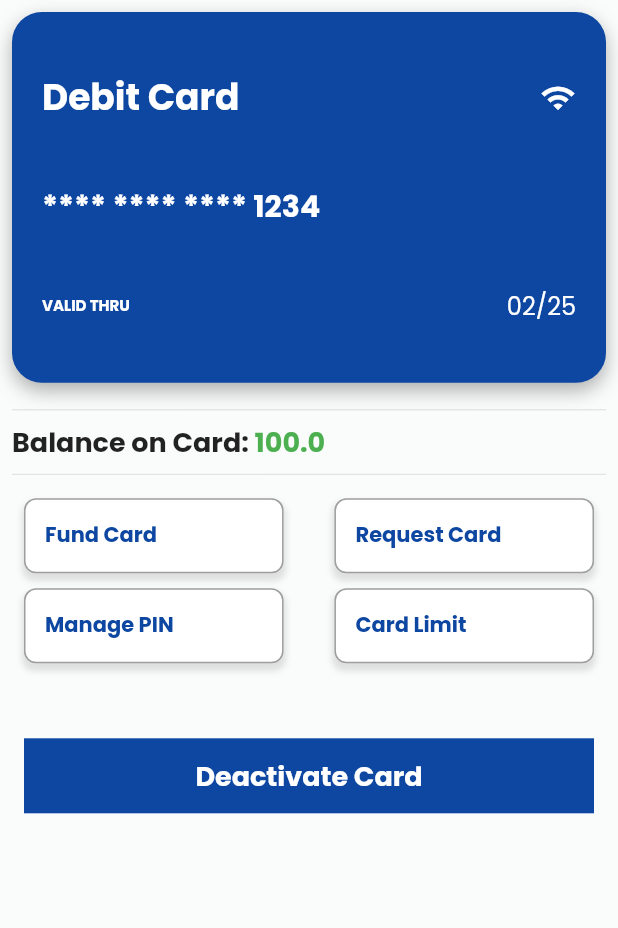
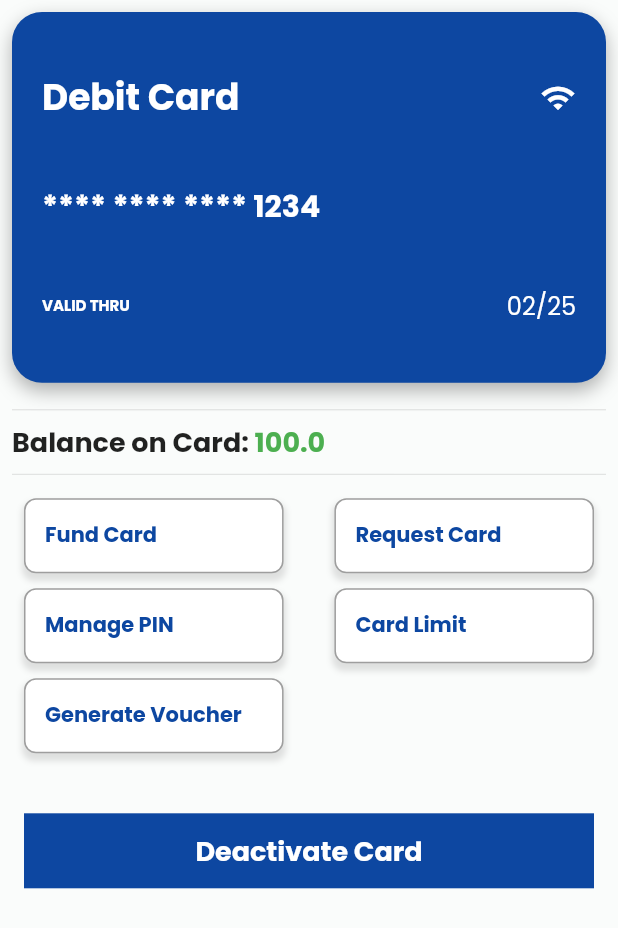
Before and after one commit to Cyber-Lord/faspay, a Flutter app: the CardPage screen opened directly, on a phone screen of 412 x 824 dp. Shown: the top 928 px of the screen. Run offline on Flutter 3.47's test engine with Material 2 defaults, Android fonts, the phone set to English and light mode, and no system bars; our stand-ins replace contacts_service, pdf, permission_handler, pin_code_text_field, printing, qr_flutter and 2 more; missing offline and left inert: qr_code_scanner; accounts and stored records are empty.

```diff
--- a/lib/pages/cardpage.dart
+++ b/lib/pages/cardpage.dart
@@ -302,6 +302,50 @@ class CardPage extends StatelessWidget {
                               SizedBox(
                                 height: 10,
                               ),
+                              Row(
+                                mainAxisAlignment:
+                                    MainAxisAlignment.spaceBetween,
+                                children: [
+                                  Container(
+                                    decoration: BoxDecoration(
+                                      border: Border.all(
+                                        color: Colors.grey,
+                                        width: 1,
+                                      ),
+                                      color: Colors.white,
+                                      borderRadius: BorderRadius.circular(8.0),
+                                      boxShadow: [
+                                        BoxShadow(
+                                          color: Colors.grey.withOpacity(0.3),
+                                          spreadRadius: 1,
+                                          blurRadius: 3,
+                                          offset: Offset(0, 4),
+                                        ),
+                                      ],
+                                    ),
+                                    height: 50,
+                                    width: MediaQuery.of(context).size.width *
+                                        0.42,
+                                    // color: Colors.blue.shade900,
+                                    child: GestureDetector(
+                                      onTap: () {
+                                        print("Voucher");
+                                      },
+                                      child: Padding(
+                                        padding: const EdgeInsets.all(13.0),
+                                        child: Text(
+                                          "Generate Voucher",
+                                          style: TextStyle(
+                                            fontSize: 14,
+                                            fontWeight: FontWeight.bold,
+                                            color: Colors.blue.shade900,
+                                          ),
+                                        ),
+                                      ),
+                                    ),
+                                  ),
+                                ],
+                              ),
                               SizedBox(
                                 height: 40,
                               ),
--- a/pubspec.yaml
+++ b/pubspec.yaml
@@ -47,6 +47,10 @@ dependencies:
   qr_bar_code_scanner_dialog: ^0.0.5
   pin_code_text_field: ^1.8.0
   contacts_service: ^0.6.2
+  share: ^2.0.4
+  pdf: ^3.6.0
+  path_provider: ^2.0.14
+  printing: ^5.6.5
 
 
 dev_dependencies:
```
Also changed, not shown: lib/pages/dashboard.dart (+139 -53 lines), lib/pages/resetpinpage.dart (+7 -7 lines), lib/pages/setpinpage.dart (+6 -6 lines), pubspec.lock, 5 other files.
